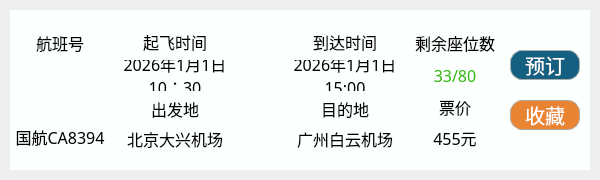
The window that FlightItemWidget.ui (ImmortalWatcher/Flient_Management) describes before a commit, drawn with Qt 5.
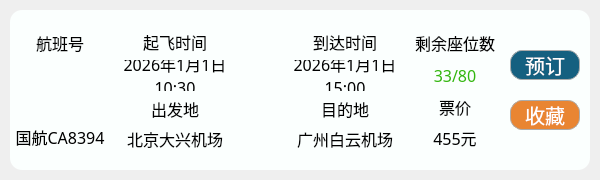
The same window after the commit. Icons and pictures are not drawn.

```diff
--- a/FlightItemWidget.ui
+++ b/FlightItemWidget.ui
@@ -29,7 +29,10 @@
     </sizepolicy>
    </property>
    <property name="styleSheet">
-    <string notr="true">background-color: #fbfffe;</string>
+    <string notr="true">QWidget {
+	background-color: #fbfffe;
+	border-radius: 12px;
+}</string>
    </property>
    <widget class="QPushButton" name="bookBtn">
     <property name="enabled">
@@ -127,7 +130,7 @@
         </font>
        </property>
        <property name="text">
-        <string>2026年1月1日10：30</string>
+        <string>2026年1月1日10:30</string>
        </property>
        <property name="alignment">
         <set>Qt::AlignmentFlag::AlignCenter</set>
```
